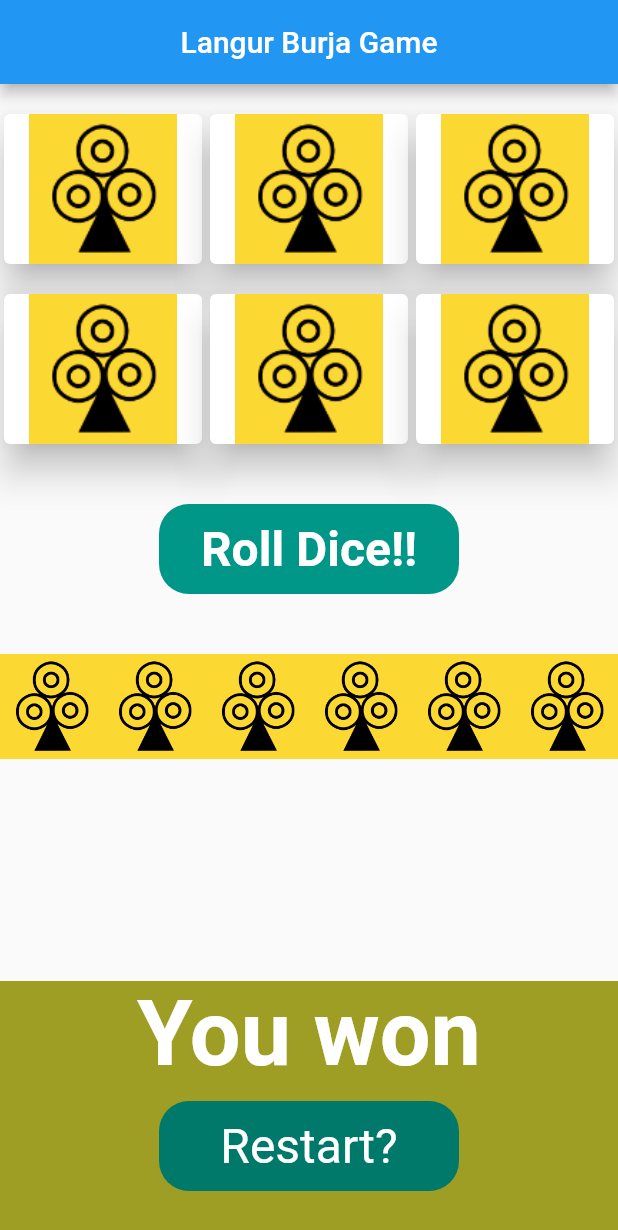
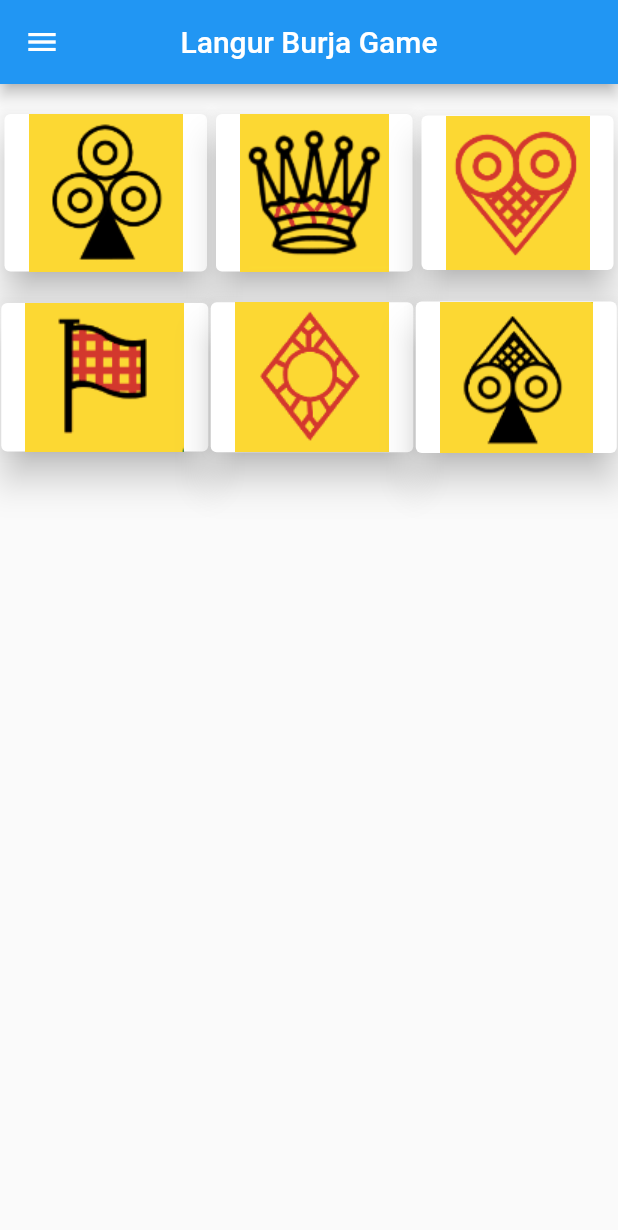
Before and after one commit to raazaw/flutter-hero, a Flutter app: the screen it shows after launch, on a phone screen of 412 x 824 dp. Shown: the top 1230 px of the screen. Run offline on Flutter 3.47's test engine with Material 2 defaults, Android fonts, the phone set to English and light mode, and no system bars.

Commit message:
successfully app completed

```diff
--- a/lib/main.dart
+++ b/lib/main.dart
@@ -13,52 +13,85 @@ class LangurBurja extends StatefulWidget {
   _LangurBurjaState createState() => _LangurBurjaState();
 }
 
+enum dice { CLUB, KING, HEART, FLAG, DIAMOND, SPADE }
+
 class _LangurBurjaState extends State<LangurBurja> {
-  String randomG() {
+  dice? selectedDice;
+  List<dice> results = [];
+  void generateResult() {
+    results = [];
+    for (int i = 0; i < 6; i++) {
       Random random = Random();
-    int number = random.nextInt(6) + 1;
-
-    switch (number) {
-      case 1:
-        {
-          return "clubs";
+      int getValue = random.nextInt(6) + 1;
+      dice result = randomDice(getValue);
+      results.add(result);
+    }
   }
 
+  dice randomDice(int value) {
+    switch (value) {
+      case 1:
+        return dice.CLUB;
+        break;
       case 2:
-        {
-          return "diamond";
+        return dice.KING;
+        break;
+      case 3:
+        return dice.HEART;
+        break;
+      case 4:
+        return dice.FLAG;
+        break;
+      case 5:
+        return dice.DIAMOND;
+        break;
+      case 6:
+        return dice.SPADE;
+        break;
+
+      default:
+        return dice.CLUB;
+    }
   }
 
-
-      case 3:
-        {
-          return "flag";
+  List<Widget> getWidgets() {
+    List<Widget> displayResults = [];
+    for (int i = 0; i < results.length; i++) {
+      displayResults.add(Expanded(
+        child: Container(
+            margin: EdgeInsets.symmetric(horizontal: 5),
+            child: Image.asset(assetFactory(results[i]))),
+      ));
+    }
+    return displayResults;
   }
 
-
-      case 4:
-        {
-          return "heart";
+  String assetFactory(dice nice) {
+    switch (nice) {
+      case dice.CLUB:
+        return "assets/images/clubs.png";
+      case dice.KING:
+        return "assets/images/kings.png";
+      case dice.HEART:
+        return "assets/images/heart.png";
+      case dice.FLAG:
+        return "assets/images/flag.png";
+      case dice.DIAMOND:
+        return "assets/images/diamond.png";
+      case dice.SPADE:
+        return "assets/images/spade.png";
+      default:
+        return "assets/images/clubs.png";
+    }
   }
 
-
-      case 5:
-        {
-          return "king";
-        }
-
-
-      case 6:
-        {
-          return "spade";
-        }
-
-
-      default:
-        {
-          return "-1";
+  String checkWin() {
+    for (int i = 0; i < results.length; i++) {
+      if (selectedDice == results[i]) {
+        return "Maara!!!";
       }
     }
+    return "Thuiyaa!!";
   }
 
   @override
@@ -68,6 +101,11 @@ class _LangurBurjaState extends State<LangurBurja> {
         appBar: AppBar(
           title: Text("Langur Burja Game"),
           centerTitle: true,
+        ),
+        drawer: Drawer(
+          elevation: 40,
+          child: Center(
+              child: Text("Namastey Raj!", style: TextStyle(fontSize: 32))),
         ),
         body: SafeArea(
           child: Column(
@@ -81,40 +119,50 @@ class _LangurBurjaState extends State<LangurBurja> {
                 children: [
                   ElevatedButton(
                     onPressed: () {
-                      setState(() {});
+                      setState(() {
+                        selectedDice = dice.CLUB;
+                      });
                     },
                     style: ElevatedButton.styleFrom(
                       elevation: 10,
-                      primary: Colors.white,
+                      primary: selectedDice == dice.CLUB
+                          ? Colors.yellow[200]
+                          : Colors.white,
                     ),
-                    child: Container(
-                      height: 100,
-                      width: 100,
+                    child: Expanded(
                       child: Image.asset("assets/images/clubs.png"),
                     ),
                   ),
                   ElevatedButton(
-                    onPressed: () {},
+                    onPressed: () {
+                      setState(() {
+                        selectedDice = dice.KING;
+                      });
+                    },
                     style: ElevatedButton.styleFrom(
                       elevation: 10,
-                      primary: Colors.white,
+                      primary: selectedDice == dice.KING
+                          ? Colors.yellow[200]
+                          : Colors.white,
                     ),
-                    child: Container(
-                      height: 100,
-                      width: 100,
-                      child: Image.asset("assets/images/clubs.png"),
+                    child: Expanded(
+                      child: Image.asset("assets/images/kings.png"),
                     ),
                   ),
                   ElevatedButton(
-                    onPressed: () {},
+                    onPressed: () {
+                      setState(() {
+                        selectedDice = dice.HEART;
+                      });
+                    },
                     style: ElevatedButton.styleFrom(
                       elevation: 10,
-                      primary: Colors.white,
+                      primary: selectedDice == dice.HEART
+                          ? Colors.yellow[200]
+                          : Colors.white,
                     ),
-                    child: Container(
-                      height: 100,
-                      width: 100,
-                      child: Image.asset("assets/images/clubs.png"),
+                    child: Expanded(
+                      child: Image.asset("assets/images/heart.png"),
                     ),
                   ),
                 ],
@@ -127,39 +175,51 @@ class _LangurBurjaState extends State<LangurBurja> {
                 mainAxisAlignment: MainAxisAlignment.spaceAround,
                 children: [
                   ElevatedButton(
-                    onPressed: () {},
+                    onPressed: () {
+                      setState(() {
+                        selectedDice = dice.FLAG;
+                      });
+                    },
                     style: ElevatedButton.styleFrom(
                       elevation: 10,
-                      primary: Colors.white,
+                      primary: selectedDice == dice.FLAG
+                          ? Colors.yellow[200]
+                          : Colors.white,
                     ),
-                    child: Container(
-                      height: 100,
-                      width: 100,
-                      child: Image.asset("assets/images/clubs.png"),
+                    child: Expanded(
+                      child: Image.asset("assets/images/flag.png"),
                     ),
                   ),
                   ElevatedButton(
-                    onPressed: () {},
+                    onPressed: () {
+                      setState(() {
+                        selectedDice = dice.DIAMOND;
+                      });
+                    },
                     style: ElevatedButton.styleFrom(
                       elevation: 10,
-                      primary: Colors.white,
+                      primary: selectedDice == dice.DIAMOND
+                          ? Colors.yellow[200]
+                          : Colors.white,
                     ),
-                    child: Container(
-                      height: 100,
-                      width: 100,
-                      child: Image.asset("assets/images/clubs.png"),
+                    child: Expanded(
+                      child: Image.asset("assets/images/diamond.png"),
                     ),
                   ),
                   ElevatedButton(
-                    onPressed: () {},
+                    onPressed: () {
+                      setState(() {
+                        selectedDice = dice.SPADE;
+                      });
+                    },
                     style: ElevatedButton.styleFrom(
                       elevation: 10,
-                      primary: Colors.white,
+                      primary: selectedDice == dice.SPADE
+                          ? Colors.yellow[200]
+                          : Colors.white,
                     ),
-                    child: Container(
-                      height: 100,
-                      width: 100,
-                      child: Image.asset("assets/images/clubs.png"),
+                    child: Expanded(
+                      child: Image.asset("assets/images/spade.png"),
                     ),
                   ),
                 ],
@@ -168,12 +228,27 @@ class _LangurBurjaState extends State<LangurBurja> {
                 height: 40,
                 width: double.infinity,
               ),
-              Container(
-                height: 60,
+              Visibility(
+                visible: selectedDice == null ? false : true,
+                child: Container(
                   width: 200,
-                decoration: BoxDecoration(
-                  color: Colors.teal,
-                  borderRadius: BorderRadius.circular(20),
+                  height: 65,
+                  child: ElevatedButton(
+                    onPressed: () {
+                      setState(() {
+                        generateResult();
+                      });
+                    },
+                    style: ButtonStyle(
+                      // MaterialStateProperty<double?>? elevation,
+                      elevation: MaterialStateProperty.all<double>(20),
+                      backgroundColor:
+                          MaterialStateProperty.all<Color>(Colors.teal),
+                      shape: MaterialStateProperty.all<RoundedRectangleBorder>(
+                        RoundedRectangleBorder(
+                          borderRadius: BorderRadius.circular(8.0),
+                        ),
+                      ),
                     ),
                     child: Center(
                       child: Text(
@@ -185,25 +260,22 @@ class _LangurBurjaState extends State<LangurBurja> {
                       ),
                     ),
                   ),
+                ),
+              ),
               SizedBox(
                 height: 40,
                 width: double.infinity,
               ),
               Row(
-                children: [
-
-                  Expanded(child: Image.asset("assets/images/clubs.png")),
-                  Expanded(child: Image.asset("assets/images/clubs.png")),
-                  Expanded(child: Image.asset("assets/images/clubs.png")),
-                  Expanded(child: Image.asset("assets/images/clubs.png")),
-                  Expanded(child: Image.asset("assets/images/clubs.png")),
-                  Expanded(child: Image.asset("assets/images/clubs.png")),
-                ],
+                mainAxisAlignment: MainAxisAlignment.spaceBetween,
+                children: getWidgets(),
               ),
             ],
           ),
         ),
-        bottomSheet: Container(
+        bottomSheet: Visibility(
+          visible: results.length > 0 ? true : false,
+          child: Container(
             height: 170,
             width: double.infinity,
             decoration: BoxDecoration(
@@ -212,7 +284,7 @@ class _LangurBurjaState extends State<LangurBurja> {
             child: Column(
               children: [
                 Text(
-                "You won",
+                  checkWin(),
                   style: TextStyle(
                     color: Colors.white,
                     fontSize: 60,
@@ -224,80 +296,42 @@ class _LangurBurjaState extends State<LangurBurja> {
                   width: double.infinity,
                 ),
                 Container(
-                height: 60,
                   width: 200,
-                decoration: BoxDecoration(
-                  color: Colors.teal[700],
-                  borderRadius: BorderRadius.circular(20),
+                  height: 65,
+                  child: ElevatedButton(
+                    onPressed: () {
+                      setState(() {
+                        selectedDice = null;
+                        results = [];
+                      });
+                    },
+                    style: ButtonStyle(
+                      // MaterialStateProperty<double?>? elevation,
+                      elevation: MaterialStateProperty.all<double>(20),
+                      backgroundColor:
+                          MaterialStateProperty.all<Color>(Colors.teal),
+                      shape: MaterialStateProperty.all<RoundedRectangleBorder>(
+                        RoundedRectangleBorder(
+                          borderRadius: BorderRadius.circular(8.0),
+                        ),
+                      ),
                     ),
                     child: Center(
                       child: Text(
-                    "Restart?",
+                        "Restart!!",
                         style: TextStyle(
                             color: Colors.white,
                             fontSize: 32,
-                      fontWeight: FontWeight.w400,
+                            fontWeight: FontWeight.bold),
                       ),
                     ),
                   ),
-              )
+                ),
               ],
+            ),
           ),
         ),
       ),
     );
   }
 }
-
-
-
-
-
-
-
-
-
-
-
-
-
-
-
-
-
-
-
-
-// class BookSum extends StatelessWidget {
-//   const BookSum({Key? key}) : super(key: key);
-
-//   @override
-//   Widget build(BuildContext context) {
-//     return MaterialApp(
-//       home: Scaffold(
-//         appBar: AppBar(
-//           backgroundColor: Colors.teal,
-//           title: Text("Atomic Habit Summary"),
-//           titleTextStyle: TextStyle(fontStyle: FontStyle.italic),
-//         ),
-//         backgroundColor: Colors.blueGrey,
-//         body: SafeArea(
-//           child: Padding(
-//             padding: const EdgeInsets.only(left: 12.0, right: 8.0, top: 22),
-//             child: Container(
-//               width: 500,
-//               height: 500,
-//               child: Text(
-//                 "The 2nd Law of Behavior change is make it attractive. The more attractive an opportunity is, the more likely it is to become habit forming. Habits are dopamine driven feedback loop. When dopamine rises, so does our motivation to act. It is the anticipation of rewards not the fulfillment of it that gets us to take action. The greater the anticipation, the greater the dopamine spike. Temptation bundling works by linking an action you want to do with an action you need to do. Temptation bundling is one way to apply a psychology theory known as Premack’s principle which states that “more probably behaviors will reinforce less probable behaviors”. ",
-//                 style: TextStyle(
-//                   fontSize: 16.0,
-//                   decoration: TextDecoration.underline,
-//                 ),
-//               ),
-//             ),
-//           ),
-//         ),
-//       ),
-//     );
-//   }
-// }
```
Lines whose indentation alone changed are shown as unchanged.
